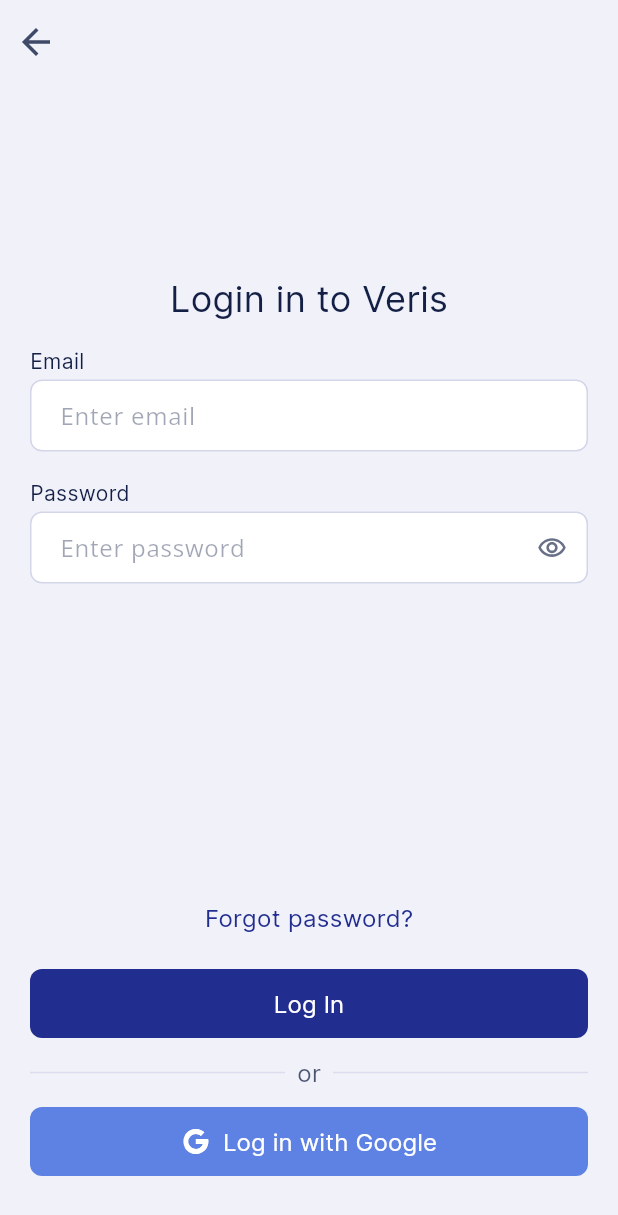
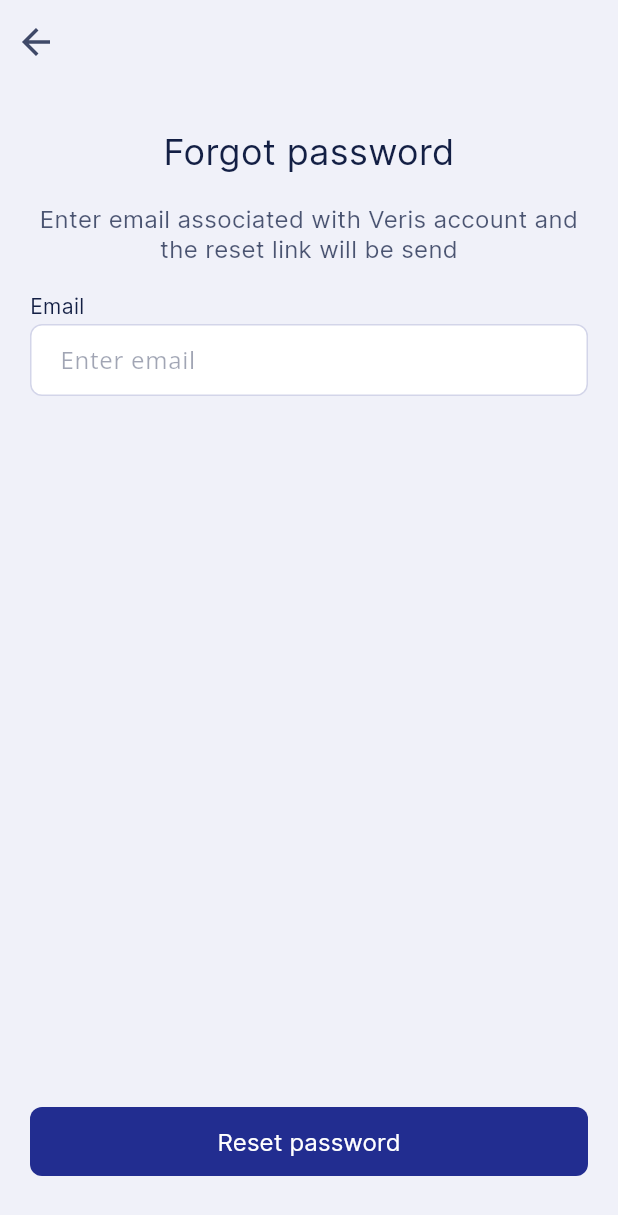
Before and after one commit to davidplans/veris, a Flutter app: the LoginPage screen opened by its route, after a tap on "Forgot password?", on a phone screen of 412 x 824 dp. Shown: the top 1215 px of the screen. Run offline on Flutter 3.47's test engine with Material 3 defaults, Android fonts, the phone set to English and light mode, and no system bars; our stand-ins replace camera, cloud_firestore, device_info_plus, dio, equatable, firebase_auth and 14 more; missing offline and left inert: mobile_scanner, overlay_loading_progress, svg_path_parser; accounts and stored records are empty; statements that could not run were skipped.

Commit message:
VR-116173440 Add Forgot Password Email form.

```diff
--- /dev/null
+++ b/lib/features/authentication/view/forgot_pasword_page.dart
@@ -0,0 +1,63 @@
+import 'package:Veris/common/widgets/app_bar_widget.dart';
+import 'package:Veris/common/widgets/ui_components/input_text_component.dart';
+import 'package:Veris/common/widgets/ui_components/main_button_component.dart';
+import 'package:Veris/style/color_constants.dart';
+import 'package:Veris/style/font_constants.dart';
+import 'package:flutter/material.dart';
+
+class ForgotPasswordPage extends StatelessWidget {
+  const ForgotPasswordPage({Key? key}) : super(key: key);
+
+  @override
+  Widget build(BuildContext context) {
+    return Scaffold(
+        resizeToAvoidBottomInset: true,
+        appBar: const AppBarWidget(
+          title: '',
+        ),
+        body: Padding(
+          padding: const EdgeInsets.only(left: 20.0, right: 20.0, bottom: 40.0),
+          child: Column(
+            children: [
+              const Padding(
+                padding: EdgeInsets.only(top: 30.0, bottom: 20.0),
+                child: Text(
+                  'Forgot password',
+                  style: TextStyle(
+                      fontFamily: FontConstants.interFontFamily,
+                      fontSize: FontConstants.fontSize24,
+                      fontWeight: FontWeight.w500,
+                      color: ColorConstants.textPrimaryColor,
+                      height: 1.25),
+                ),
+              ),
+              const Padding(
+                padding: EdgeInsets.only(bottom: 20.0),
+                child: Text(
+                  'Enter email associated with Veris account and the reset link will be send',
+                  textAlign: TextAlign.center,
+                  style: TextStyle(
+                      fontFamily: FontConstants.interFontFamily,
+                      fontSize: FontConstants.fontSize16,
+                      fontWeight: FontWeight.w400,
+                      color: ColorConstants.textSecondaryColor,
+                      height: 1.25),
+                ),
+              ),
+              InputTextComponent(
+                  keyboardType: TextInputType.emailAddress,
+                  placeHolderText: 'Enter email',
+                  labelText: 'Email',
+                  hintText: '',
+                  onChanged: (text) {}),
+                 const Spacer(),
+              MainButtonComponent(
+                  title: 'Reset password',
+                  onPressed: () {},
+                  backgroundColor: ColorConstants.btnPrimaryDefaultColor,
+                  titleColor: ColorConstants.textInvertedColor)
+            ],
+          ),
+        ));
+  }
+}
--- a/lib/features/authentication/view/login_form.dart
+++ b/lib/features/authentication/view/login_form.dart
@@ -4,11 +4,13 @@ import 'package:Veris/common/widgets/ui_components/main_button_component.dart';
 import 'package:Veris/core/utils/main_constants.dart';
 import 'package:Veris/features/authentication/models/login_state.dart';
 import 'package:Veris/features/authentication/services/login_cubit.dart';
+import 'package:Veris/routes/routes.dart';
 import 'package:Veris/style/color_constants.dart';
 import 'package:Veris/style/font_constants.dart';
 import 'package:flutter/material.dart';
 import 'package:flutter_bloc/flutter_bloc.dart';
 import 'package:formz/formz.dart';
+import 'package:go_router/go_router.dart';
 
 class LoginForm extends StatefulWidget {
   const LoginForm({Key? key}) : super(key: key);
@@ -116,11 +118,14 @@ class _LoginFormState extends State<LoginForm> {
                         errorText: state.password.value.isEmpty &&
                                 _canPasswordValidate
                             ? {
-                                'notEnterPassword': ['Enter password','error']
+                                'notEnterPassword': ['Enter password', 'error']
                               }
                             : state.password.isNotValid && _canPasswordValidate
                                 ? {
-                                    'incorrectPassword': ['Incorrect password','error']
+                                    'incorrectPassword': [
+                                      'Incorrect password',
+                                      'error'
+                                    ]
                                   }
                                 : null,
                         iconsList: const [
@@ -207,7 +212,9 @@ class _ForgotPassword extends StatelessWidget {
           ),
         ),
       ),
-      onTap: () {},
+      onTap: () {
+        context.go(Routes.forgotPassword.path);
+      },
     );
   }
 }
--- a/lib/features/authentication/view/signup_form.dart
+++ b/lib/features/authentication/view/signup_form.dart
@@ -441,7 +441,7 @@ class _TabBar extends StatelessWidget {
           child: Container(
             width: width / tabLength,
             decoration: BoxDecoration(
-              color: activeTabIndex == 0
+              color: activeTabIndex >= 0
                   ? ColorConstants.progressBarPrimaryColor
                   : ColorConstants.separatorPrimaryColor,
             ),
@@ -452,7 +452,7 @@ class _TabBar extends StatelessWidget {
           child: Container(
             width: width / tabLength,
             decoration: BoxDecoration(
-              color: activeTabIndex == 1
+              color: activeTabIndex >= 1
                   ? ColorConstants.progressBarPrimaryColor
                   : ColorConstants.separatorPrimaryColor,
             ),
@@ -463,7 +463,7 @@ class _TabBar extends StatelessWidget {
           child: Container(
             width: width / tabLength,
             decoration: BoxDecoration(
-              color: activeTabIndex == 2
+              color: activeTabIndex >= 2
                   ? ColorConstants.progressBarPrimaryColor
                   : ColorConstants.separatorPrimaryColor,
             ),
--- a/lib/features/home/view/home_widget.dart
+++ b/lib/features/home/view/home_widget.dart
@@ -119,8 +119,12 @@ class _HomeWidgetState extends State<HomeWidget> {
     return Stack(
       children: <Widget>[
         // _bannerUrl != "" ? Image.network(_bannerUrl) : Container(),
-        SvgPicture.asset(
-          'assets/images/blue_circles.svg',
+        SizedBox(
+          width: MediaQuery.of(context).size.width,
+          child: SvgPicture.asset(
+            'assets/images/blue_circles.svg',
+            fit: BoxFit.cover,
+          ),
         ),
         Padding(
           padding: const EdgeInsets.only(left: 20.0, right: 20.0, top: 330.0),
--- a/lib/routes/routes.dart
+++ b/lib/routes/routes.dart
@@ -1,8 +1,10 @@
 import 'dart:async';
+import 'dart:developer';
 
 import 'package:Veris/core/view/bottom_nav_bar.dart';
 import 'package:Veris/features/authentication/bloc/auth_bloc.dart';
 import 'package:Veris/features/authentication/bloc/auth_state.dart';
+import 'package:Veris/features/authentication/view/forgot_pasword_page.dart';
 import 'package:Veris/features/authentication/view/login_page.dart';
 import 'package:Veris/features/authentication/view/signup_page.dart';
 import 'package:Veris/features/intro/view/intro_page.dart';
@@ -17,7 +19,8 @@ enum Routes {
   signup('/signup'),
   home('/home'),
   intro('/intro'),
-  scanQR('/scan_qr');
+  scanQR('/scan_qr'),
+  forgotPassword('/forgot_password');
 
   const Routes(this.path);
   final String path;
@@ -47,6 +50,11 @@ class AppRouter {
         builder: (context, state) => const SignUpPage(),
       ),
       GoRoute(
+        path: Routes.forgotPassword.path,
+        name: Routes.forgotPassword.name,
+        builder: (context, state) => const ForgotPasswordPage(),
+      ),
+      GoRoute(
         path: Routes.home.path,
         name: Routes.home.name,
         builder: (context, state) => const BottomNavBar(),
@@ -64,6 +72,7 @@ class AppRouter {
     ],
     refreshListenable: GoRouterRefreshStream(authBloc.stream),
     redirect: (context, state) {
+      log('STATE: ${state.matchedLocation}');
       switch (authBloc.state.status) {
         case AuthStatus.authenticated:
           if (state.matchedLocation == Routes.login.path ||
@@ -78,6 +87,9 @@ class AppRouter {
           }
           if (state.matchedLocation == Routes.signup.path) {
             return Routes.signup.path;
+          }
+          if (state.matchedLocation == Routes.forgotPassword.path) {
+            return Routes.forgotPassword.path;
           }
           return Routes.welcome.path;
         case AuthStatus.authenticating:
```
Also changed, not shown: assets/icons/Ilustrations/email.svg (added), assets/icons/Ilustrations/progress.svg (added), assets/icons/Ilustrations/success.svg (added), assets/icons/Ilustrations/test.svg (added).
